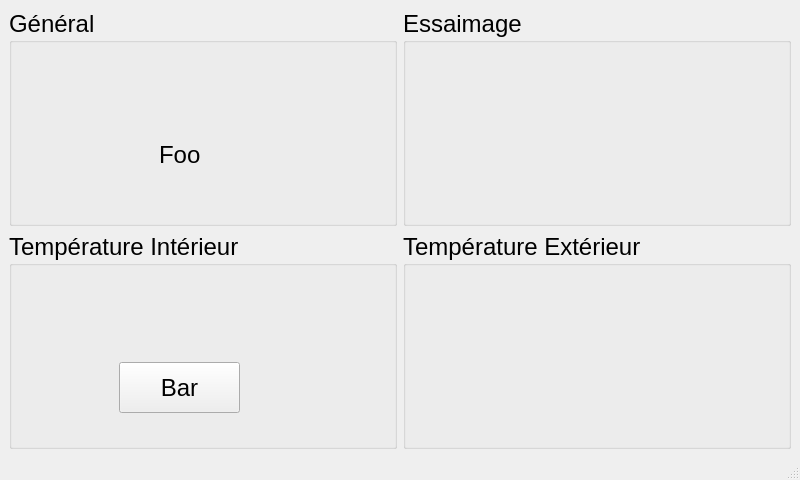
Above: mainwindow.ui from Melifox19/melivalise before the change. Below: the same form after it.
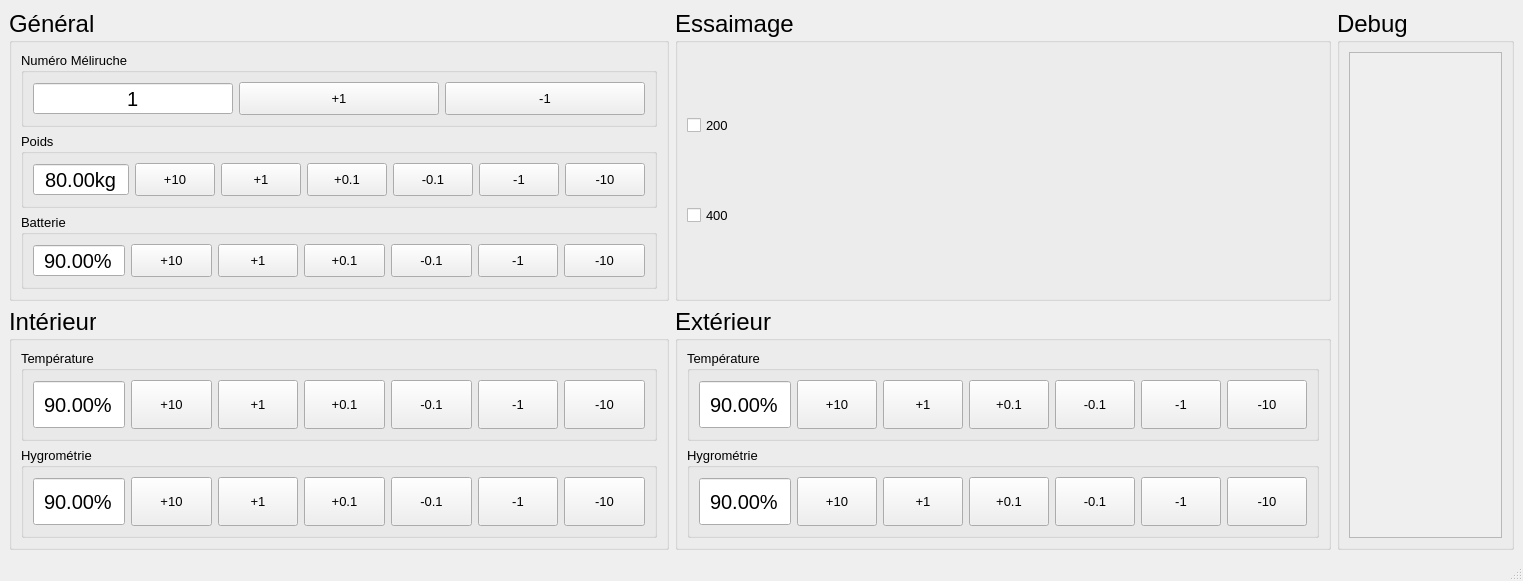
That is the form after the change.

Patch:
```diff
--- a/mainwindow.ui
+++ b/mainwindow.ui
@@ -6,8 +6,8 @@
    <rect>
     <x>0</x>
     <y>0</y>
-    <width>800</width>
-    <height>480</height>
+    <width>1523</width>
+    <height>581</height>
    </rect>
   </property>
   <property name="windowTitle">
@@ -15,6 +15,264 @@
   </property>
   <widget class="QWidget" name="centralwidget">
    <layout class="QGridLayout" name="gridLayout">
+    <item row="1" column="1">
+     <widget class="QGroupBox" name="gb_temperature_exterieur">
+      <property name="font">
+       <font>
+        <pointsize>18</pointsize>
+       </font>
+      </property>
+      <property name="title">
+       <string>Extérieur</string>
+      </property>
+      <layout class="QGridLayout" name="gridLayout_5">
+       <item row="0" column="0">
+        <widget class="QGroupBox" name="groupBox_7">
+         <property name="font">
+          <font>
+           <pointsize>10</pointsize>
+          </font>
+         </property>
+         <property name="title">
+          <string>Température</string>
+         </property>
+         <layout class="QHBoxLayout" name="horizontalLayout_6">
+          <item>
+           <widget class="QDoubleSpinBox" name="doubleSpinBox_5">
+            <property name="sizePolicy">
+             <sizepolicy hsizetype="Minimum" vsizetype="Minimum">
+              <horstretch>0</horstretch>
+              <verstretch>0</verstretch>
+             </sizepolicy>
+            </property>
+            <property name="font">
+             <font>
+              <pointsize>15</pointsize>
+             </font>
+            </property>
+            <property name="alignment">
+             <set>Qt::AlignCenter</set>
+            </property>
+            <property name="buttonSymbols">
+             <enum>QAbstractSpinBox::NoButtons</enum>
+            </property>
+            <property name="suffix">
+             <string>%</string>
+            </property>
+            <property name="maximum">
+             <double>100.000000000000000</double>
+            </property>
+            <property name="value">
+             <double>90.000000000000000</double>
+            </property>
+           </widget>
+          </item>
+          <item>
+           <widget class="QPushButton" name="pushButton_27">
+            <property name="sizePolicy">
+             <sizepolicy hsizetype="Minimum" vsizetype="Minimum">
+              <horstretch>0</horstretch>
+              <verstretch>0</verstretch>
+             </sizepolicy>
+            </property>
+            <property name="text">
+             <string>+10</string>
+            </property>
+           </widget>
+          </item>
+          <item>
+           <widget class="QPushButton" name="pushButton_28">
+            <property name="sizePolicy">
+             <sizepolicy hsizetype="Minimum" vsizetype="Minimum">
+              <horstretch>0</horstretch>
+              <verstretch>0</verstretch>
+             </sizepolicy>
+            </property>
+            <property name="text">
+             <string>+1</string>
+            </property>
+           </widget>
+          </item>
+          <item>
+           <widget class="QPushButton" name="pushButton_29">
+            <property name="sizePolicy">
+             <sizepolicy hsizetype="Minimum" vsizetype="Minimum">
+              <horstretch>0</horstretch>
+              <verstretch>0</verstretch>
+             </sizepolicy>
+            </property>
+            <property name="text">
+             <string>+0.1</string>
+            </property>
+           </widget>
+          </item>
+          <item>
+           <widget class="QPushButton" name="pushButton_30">
+            <property name="sizePolicy">
+             <sizepolicy hsizetype="Minimum" vsizetype="Minimum">
+              <horstretch>0</horstretch>
+              <verstretch>0</verstretch>
+             </sizepolicy>
+            </property>
+            <property name="text">
+             <string>-0.1</string>
+            </property>
+           </widget>
+          </item>
+          <item>
+           <widget class="QPushButton" name="pushButton_31">
+            <property name="sizePolicy">
+             <sizepolicy hsizetype="Minimum" vsizetype="Minimum">
+              <horstretch>0</horstretch>
+              <verstretch>0</verstretch>
+             </sizepolicy>
+            </property>
+            <property name="text">
+             <string>-1</string>
+            </property>
+           </widget>
+          </item>
+          <item>
+           <widget class="QPushButton" name="pushButton_32">
+            <property name="sizePolicy">
+             <sizepolicy hsizetype="Minimum" vsizetype="Minimum">
+              <horstretch>0</horstretch>
+              <verstretch>0</verstretch>
+             </sizepolicy>
+            </property>
+            <property name="text">
+             <string>-10</string>
+            </property>
+           </widget>
+          </item>
+         </layout>
+        </widget>
+       </item>
+       <item row="1" column="0">
+        <widget class="QGroupBox" name="groupBox_8">
+         <property name="font">
+          <font>
+           <pointsize>10</pointsize>
+          </font>
+         </property>
+         <property name="title">
+          <string>Hygrométrie</string>
+         </property>
+         <layout class="QHBoxLayout" name="horizontalLayout_7">
+          <item>
+           <widget class="QDoubleSpinBox" name="doubleSpinBox_6">
+            <property name="sizePolicy">
+             <sizepolicy hsizetype="Minimum" vsizetype="Minimum">
+              <horstretch>0</horstretch>
+              <verstretch>0</verstretch>
+             </sizepolicy>
+            </property>
+            <property name="font">
+             <font>
+              <pointsize>15</pointsize>
+             </font>
+            </property>
+            <property name="alignment">
+             <set>Qt::AlignCenter</set>
+            </property>
+            <property name="buttonSymbols">
+             <enum>QAbstractSpinBox::NoButtons</enum>
+            </property>
+            <property name="suffix">
+             <string>%</string>
+            </property>
+            <property name="maximum">
+             <double>100.000000000000000</double>
+            </property>
+            <property name="value">
+             <double>90.000000000000000</double>
+            </property>
+           </widget>
+          </item>
+          <item>
+           <widget class="QPushButton" name="pushButton_33">
+            <property name="sizePolicy">
+             <sizepolicy hsizetype="Minimum" vsizetype="Minimum">
+              <horstretch>0</horstretch>
+              <verstretch>0</verstretch>
+             </sizepolicy>
+            </property>
+            <property name="text">
+             <string>+10</string>
+            </property>
+           </widget>
+          </item>
+          <item>
+           <widget class="QPushButton" name="pushButton_34">
+            <property name="sizePolicy">
+             <sizepolicy hsizetype="Minimum" vsizetype="Minimum">
+              <horstretch>0</horstretch>
+              <verstretch>0</verstretch>
+             </sizepolicy>
+            </property>
+            <property name="text">
+             <string>+1</string>
+            </property>
+           </widget>
+          </item>
+          <item>
+           <widget class="QPushButton" name="pushButton_35">
+            <property name="sizePolicy">
+             <sizepolicy hsizetype="Minimum" vsizetype="Minimum">
+              <horstretch>0</horstretch>
+              <verstretch>0</verstretch>
+             </sizepolicy>
+            </property>
+            <property name="text">
+             <string>+0.1</string>
+            </property>
+           </widget>
+          </item>
+          <item>
+           <widget class="QPushButton" name="pushButton_36">
+            <property name="sizePolicy">
+             <sizepolicy hsizetype="Minimum" vsizetype="Minimum">
+              <horstretch>0</horstretch>
+              <verstretch>0</verstretch>
+             </sizepolicy>
+            </property>
+            <property name="text">
+             <string>-0.1</string>
+            </property>
+           </widget>
+          </item>
+          <item>
+           <widget class="QPushButton" name="pushButton_37">
+            <property name="sizePolicy">
+             <sizepolicy hsizetype="Minimum" vsizetype="Minimum">
+              <horstretch>0</horstretch>
+              <verstretch>0</verstretch>
+             </sizepolicy>
+            </property>
+            <property name="text">
+             <string>-1</string>
+            </property>
+           </widget>
+          </item>
+          <item>
+           <widget class="QPushButton" name="pushButton_38">
+            <property name="sizePolicy">
+             <sizepolicy hsizetype="Minimum" vsizetype="Minimum">
+              <horstretch>0</horstretch>
+              <verstretch>0</verstretch>
+             </sizepolicy>
+            </property>
+            <property name="text">
+             <string>-10</string>
+            </property>
+           </widget>
+          </item>
+         </layout>
+        </widget>
+       </item>
+      </layout>
+     </widget>
+    </item>
     <item row="0" column="1">
      <widget class="QGroupBox" name="gb_essaimage">
       <property name="font">
@@ -25,6 +283,32 @@
       <property name="title">
        <string>Essaimage</string>
       </property>
+      <layout class="QVBoxLayout" name="verticalLayout">
+       <item>
+        <widget class="QCheckBox" name="checkBox">
+         <property name="font">
+          <font>
+           <pointsize>10</pointsize>
+          </font>
+         </property>
+         <property name="text">
+          <string>200</string>
+         </property>
+        </widget>
+       </item>
+       <item>
+        <widget class="QCheckBox" name="checkBox_2">
+         <property name="font">
+          <font>
+           <pointsize>10</pointsize>
+          </font>
+         </property>
+         <property name="text">
+          <string>400</string>
+         </property>
+        </widget>
+       </item>
+      </layout>
      </widget>
     </item>
     <item row="0" column="0">
@@ -37,19 +321,328 @@
       <property name="title">
        <string>Général</string>
       </property>
-      <widget class="QLabel" name="label">
-       <property name="geometry">
-        <rect>
-         <x>150</x>
-         <y>120</y>
-         <width>131</width>
-         <height>51</height>
-        </rect>
-       </property>
-       <property name="text">
-        <string>Foo</string>
-       </property>
-      </widget>
+      <layout class="QGridLayout" name="gridLayout_2">
+       <item row="1" column="0">
+        <widget class="QGroupBox" name="groupBox_2">
+         <property name="font">
+          <font>
+           <pointsize>10</pointsize>
+          </font>
+         </property>
+         <property name="title">
+          <string>Poids</string>
+         </property>
+         <layout class="QHBoxLayout" name="horizontalLayout_3">
+          <item>
+           <widget class="QDoubleSpinBox" name="doubleSpinBox">
+            <property name="sizePolicy">
+             <sizepolicy hsizetype="Minimum" vsizetype="Minimum">
+              <horstretch>0</horstretch>
+              <verstretch>0</verstretch>
+             </sizepolicy>
+            </property>
+            <property name="font">
+             <font>
+              <pointsize>15</pointsize>
+             </font>
+            </property>
+            <property name="alignment">
+             <set>Qt::AlignCenter</set>
+            </property>
+            <property name="buttonSymbols">
+             <enum>QAbstractSpinBox::NoButtons</enum>
+            </property>
+            <property name="suffix">
+             <string>kg</string>
+            </property>
+            <property name="maximum">
+             <double>500.000000000000000</double>
+            </property>
+            <property name="value">
+             <double>80.000000000000000</double>
+            </property>
+           </widget>
+          </item>
+          <item>
+           <widget class="QPushButton" name="pushButton_3">
+            <property name="sizePolicy">
+             <sizepolicy hsizetype="Minimum" vsizetype="Minimum">
+              <horstretch>0</horstretch>
+              <verstretch>0</verstretch>
+             </sizepolicy>
+            </property>
+            <property name="text">
+             <string>+10</string>
+            </property>
+           </widget>
+          </item>
+          <item>
+           <widget class="QPushButton" name="pushButton_4">
+            <property name="sizePolicy">
+             <sizepolicy hsizetype="Minimum" vsizetype="Minimum">
+              <horstretch>0</horstretch>
+              <verstretch>0</verstretch>
+             </sizepolicy>
+            </property>
+            <property name="text">
+             <string>+1</string>
+            </property>
+           </widget>
+          </item>
+          <item>
+           <widget class="QPushButton" name="pushButton_7">
+            <property name="sizePolicy">
+             <sizepolicy hsizetype="Minimum" vsizetype="Minimum">
+              <horstretch>0</horstretch>
+              <verstretch>0</verstretch>
+             </sizepolicy>
+            </property>
+            <property name="text">
+             <string>+0.1</string>
+            </property>
+           </widget>
+          </item>
+          <item>
+           <widget class="QPushButton" name="pushButton_8">
+            <property name="sizePolicy">
+             <sizepolicy hsizetype="Minimum" vsizetype="Minimum">
+              <horstretch>0</horstretch>
+              <verstretch>0</verstretch>
+             </sizepolicy>
+            </property>
+            <property name="text">
+             <string>-0.1</string>
+            </property>
+           </widget>
+          </item>
+          <item>
+           <widget class="QPushButton" name="pushButton_5">
+            <property name="sizePolicy">
+             <sizepolicy hsizetype="Minimum" vsizetype="Minimum">
+              <horstretch>0</horstretch>
+              <verstretch>0</verstretch>
+             </sizepolicy>
+            </property>
+            <property name="text">
+             <string>-1</string>
+            </property>
+           </widget>
+          </item>
+          <item>
+           <widget class="QPushButton" name="pushButton_6">
+            <property name="sizePolicy">
+             <sizepolicy hsizetype="Minimum" vsizetype="Minimum">
+              <horstretch>0</horstretch>
+              <verstretch>0</verstretch>
+             </sizepolicy>
+            </property>
+            <property name="text">
+             <string>-10</string>
+            </property>
+           </widget>
+          </item>
+         </layout>
+        </widget>
+       </item>
+       <item row="2" column="0">
+        <widget class="QGroupBox" name="groupBox_3">
+         <property name="font">
+          <font>
+           <pointsize>10</pointsize>
+          </font>
+         </property>
+         <property name="title">
+          <string>Batterie</string>
+         </property>
+         <layout class="QHBoxLayout" name="horizontalLayout_2">
+          <item>
+           <widget class="QDoubleSpinBox" name="doubleSpinBox_2">
+            <property name="sizePolicy">
+             <sizepolicy hsizetype="Minimum" vsizetype="Minimum">
+              <horstretch>0</horstretch>
+              <verstretch>0</verstretch>
+             </sizepolicy>
+            </property>
+            <property name="font">
+             <font>
+              <pointsize>15</pointsize>
+             </font>
+            </property>
+            <property name="alignment">
+             <set>Qt::AlignCenter</set>
+            </property>
+            <property name="buttonSymbols">
+             <enum>QAbstractSpinBox::NoButtons</enum>
+            </property>
+            <property name="suffix">
+             <string>%</string>
+            </property>
+            <property name="maximum">
+             <double>100.000000000000000</double>
+            </property>
+            <property name="value">
+             <double>90.000000000000000</double>
+            </property>
+           </widget>
+          </item>
+          <item>
+           <widget class="QPushButton" name="pushButton_9">
+            <property name="sizePolicy">
+             <sizepolicy hsizetype="Minimum" vsizetype="Minimum">
+              <horstretch>0</horstretch>
+              <verstretch>0</verstretch>
+             </sizepolicy>
+            </property>
+            <property name="text">
+             <string>+10</string>
+            </property>
+           </widget>
+          </item>
+          <item>
+           <widget class="QPushButton" name="pushButton_10">
+            <property name="sizePolicy">
+             <sizepolicy hsizetype="Minimum" vsizetype="Minimum">
+              <horstretch>0</horstretch>
+              <verstretch>0</verstretch>
+             </sizepolicy>
+            </property>
+            <property name="text">
+             <string>+1</string>
+            </property>
+           </widget>
+          </item>
+          <item>
+           <widget class="QPushButton" name="pushButton_11">
+            <property name="sizePolicy">
+             <sizepolicy hsizetype="Minimum" vsizetype="Minimum">
+              <horstretch>0</horstretch>
+              <verstretch>0</verstretch>
+             </sizepolicy>
+            </property>
+            <property name="text">
+             <string>+0.1</string>
+            </property>
+           </widget>
+          </item>
+          <item>
+           <widget class="QPushButton" name="pushButton_12">
+            <property name="sizePolicy">
+             <sizepolicy hsizetype="Minimum" vsizetype="Minimum">
+              <horstretch>0</horstretch>
+              <verstretch>0</verstretch>
+             </sizepolicy>
+            </property>
+            <property name="text">
+             <string>-0.1</string>
+            </property>
+           </widget>
+          </item>
+          <item>
+           <widget class="QPushButton" name="pushButton_13">
+            <property name="sizePolicy">
+             <sizepolicy hsizetype="Minimum" vsizetype="Minimum">
+              <horstretch>0</horstretch>
+              <verstretch>0</verstretch>
+             </sizepolicy>
+            </property>
+            <property name="text">
+             <string>-1</string>
+            </property>
+           </widget>
+          </item>
+          <item>
+           <widget class="QPushButton" name="pushButton_14">
+            <property name="sizePolicy">
+             <sizepolicy hsizetype="Minimum" vsizetype="Minimum">
+              <horstretch>0</horstretch>
+              <verstretch>0</verstretch>
+             </sizepolicy>
+            </property>
+            <property name="text">
+             <string>-10</string>
+            </property>
+           </widget>
+          </item>
+         </layout>
+        </widget>
+       </item>
+       <item row="0" column="0">
+        <widget class="QGroupBox" name="groupBox">
+         <property name="font">
+          <font>
+           <pointsize>10</pointsize>
+          </font>
+         </property>
+         <property name="title">
+          <string>Numéro Méliruche</string>
+         </property>
+         <layout class="QHBoxLayout" name="horizontalLayout">
+          <item>
+           <widget class="QSpinBox" name="spinBox">
+            <property name="sizePolicy">
+             <sizepolicy hsizetype="Minimum" vsizetype="Minimum">
+              <horstretch>0</horstretch>
+              <verstretch>0</verstretch>
+             </sizepolicy>
+            </property>
+            <property name="font">
+             <font>
+              <pointsize>15</pointsize>
+             </font>
+            </property>
+            <property name="frame">
+             <bool>true</bool>
+            </property>
+            <property name="alignment">
+             <set>Qt::AlignCenter</set>
+            </property>
+            <property name="readOnly">
+             <bool>true</bool>
+            </property>
+            <property name="buttonSymbols">
+             <enum>QAbstractSpinBox::NoButtons</enum>
+            </property>
+            <property name="keyboardTracking">
+             <bool>true</bool>
+            </property>
+            <property name="minimum">
+             <number>1</number>
+            </property>
+            <property name="maximum">
+             <number>8</number>
+            </property>
+           </widget>
+          </item>
+          <item>
+           <widget class="QPushButton" name="pushButton">
+            <property name="sizePolicy">
+             <sizepolicy hsizetype="Minimum" vsizetype="Minimum">
+              <horstretch>0</horstretch>
+              <verstretch>0</verstretch>
+             </sizepolicy>
+            </property>
+            <property name="text">
+             <string>+1</string>
+            </property>
+           </widget>
+          </item>
+          <item>
+           <widget class="QPushButton" name="pushButton_2">
+            <property name="sizePolicy">
+             <sizepolicy hsizetype="Minimum" vsizetype="Minimum">
+              <horstretch>0</horstretch>
+              <verstretch>0</verstretch>
+             </sizepolicy>
+            </property>
+            <property name="text">
+             <string>-1</string>
+            </property>
+           </widget>
+          </item>
+         </layout>
+        </widget>
+       </item>
+      </layout>
      </widget>
     </item>
     <item row="1" column="0">
@@ -63,33 +656,285 @@
        <string notr="true"/>
       </property>
       <property name="title">
-       <string>Température Intérieur</string>
+       <string>Intérieur</string>
       </property>
-      <widget class="QPushButton" name="pushButton">
-       <property name="geometry">
-        <rect>
-         <x>110</x>
-         <y>130</y>
-         <width>121</width>
-         <height>51</height>
-        </rect>
-       </property>
-       <property name="text">
-        <string>Bar</string>
-       </property>
-      </widget>
+      <layout class="QGridLayout" name="gridLayout_4">
+       <item row="0" column="0">
+        <widget class="QGroupBox" name="groupBox_5">
+         <property name="font">
+          <font>
+           <pointsize>10</pointsize>
+          </font>
+         </property>
+         <property name="title">
+          <string>Température</string>
+         </property>
+         <layout class="QHBoxLayout" name="horizontalLayout_4">
+          <item>
+           <widget class="QDoubleSpinBox" name="doubleSpinBox_3">
+            <property name="sizePolicy">
+             <sizepolicy hsizetype="Minimum" vsizetype="Minimum">
+              <horstretch>0</horstretch>
+              <verstretch>0</verstretch>
+             </sizepolicy>
+            </property>
+            <property name="font">
+             <font>
+              <pointsize>15</pointsize>
+             </font>
+            </property>
+            <property name="alignment">
+             <set>Qt::AlignCenter</set>
+            </property>
+            <property name="buttonSymbols">
+             <enum>QAbstractSpinBox::NoButtons</enum>
+            </property>
+            <property name="suffix">
+             <string>%</string>
+            </property>
+            <property name="maximum">
+             <double>100.000000000000000</double>
+            </property>
+            <property name="value">
+             <double>90.000000000000000</double>
+            </property>
+           </widget>
+          </item>
+          <item>
+           <widget class="QPushButton" name="pushButton_15">
+            <property name="sizePolicy">
+             <sizepolicy hsizetype="Minimum" vsizetype="Minimum">
+              <horstretch>0</horstretch>
+              <verstretch>0</verstretch>
+             </sizepolicy>
+            </property>
+            <property name="text">
+             <string>+10</string>
+            </property>
+           </widget>
+          </item>
+          <item>
+           <widget class="QPushButton" name="pushButton_16">
+            <property name="sizePolicy">
+             <sizepolicy hsizetype="Minimum" vsizetype="Minimum">
+              <horstretch>0</horstretch>
+              <verstretch>0</verstretch>
+             </sizepolicy>
+            </property>
+            <property name="text">
+             <string>+1</string>
+            </property>
+           </widget>
+          </item>
+          <item>
+           <widget class="QPushButton" name="pushButton_17">
+            <property name="sizePolicy">
+             <sizepolicy hsizetype="Minimum" vsizetype="Minimum">
+              <horstretch>0</horstretch>
+              <verstretch>0</verstretch>
+             </sizepolicy>
+            </property>
+            <property name="text">
+             <string>+0.1</string>
+            </property>
+           </widget>
+          </item>
+          <item>
+           <widget class="QPushButton" name="pushButton_18">
+            <property name="sizePolicy">
+             <sizepolicy hsizetype="Minimum" vsizetype="Minimum">
+              <horstretch>0</horstretch>
+              <verstretch>0</verstretch>
+             </sizepolicy>
+            </property>
+            <property name="text">
+             <string>-0.1</string>
+            </property>
+           </widget>
+          </item>
+          <item>
+           <widget class="QPushButton" name="pushButton_19">
+            <property name="sizePolicy">
+             <sizepolicy hsizetype="Minimum" vsizetype="Minimum">
+              <horstretch>0</horstretch>
+              <verstretch>0</verstretch>
+             </sizepolicy>
+            </property>
+            <property name="text">
+             <string>-1</string>
+            </property>
+           </widget>
+          </item>
+          <item>
+           <widget class="QPushButton" name="pushButton_20">
+            <property name="sizePolicy">
+             <sizepolicy hsizetype="Minimum" vsizetype="Minimum">
+              <horstretch>0</horstretch>
+              <verstretch>0</verstretch>
+             </sizepolicy>
+            </property>
+            <property name="text">
+             <string>-10</string>
+            </property>
+           </widget>
+          </item>
+         </layout>
+        </widget>
+       </item>
+       <item row="1" column="0">
+        <widget class="QGroupBox" name="groupBox_6">
+         <property name="font">
+          <font>
+           <pointsize>10</pointsize>
+          </font>
+         </property>
+         <property name="title">
+          <string>Hygrométrie</string>
+         </property>
+         <layout class="QHBoxLayout" name="horizontalLayout_5">
+          <item>
+           <widget class="QDoubleSpinBox" name="doubleSpinBox_4">
+            <property name="sizePolicy">
+             <sizepolicy hsizetype="Minimum" vsizetype="Minimum">
+              <horstretch>0</horstretch>
+              <verstretch>0</verstretch>
+             </sizepolicy>
+            </property>
+            <property name="font">
+             <font>
+              <pointsize>15</pointsize>
+             </font>
+            </property>
+            <property name="alignment">
+             <set>Qt::AlignCenter</set>
+            </property>
+            <property name="buttonSymbols">
+             <enum>QAbstractSpinBox::NoButtons</enum>
+            </property>
+            <property name="suffix">
+             <string>%</string>
+            </property>
+            <property name="maximum">
+             <double>100.000000000000000</double>
+            </property>
+            <property name="value">
+             <double>90.000000000000000</double>
+            </property>
+           </widget>
+          </item>
+          <item>
+           <widget class="QPushButton" name="pushButton_21">
+            <property name="sizePolicy">
+             <sizepolicy hsizetype="Minimum" vsizetype="Minimum">
+              <horstretch>0</horstretch>
+              <verstretch>0</verstretch>
+             </sizepolicy>
+            </property>
+            <property name="text">
+             <string>+10</string>
+            </property>
+           </widget>
+          </item>
+          <item>
+           <widget class="QPushButton" name="pushButton_22">
+            <property name="sizePolicy">
+             <sizepolicy hsizetype="Minimum" vsizetype="Minimum">
+              <horstretch>0</horstretch>
+              <verstretch>0</verstretch>
+             </sizepolicy>
+            </property>
+            <property name="text">
+             <string>+1</string>
+            </property>
+           </widget>
+          </item>
+          <item>
+           <widget class="QPushButton" name="pushButton_23">
+            <property name="sizePolicy">
+             <sizepolicy hsizetype="Minimum" vsizetype="Minimum">
+              <horstretch>0</horstretch>
+              <verstretch>0</verstretch>
+             </sizepolicy>
+            </property>
+            <property name="text">
+             <string>+0.1</string>
+            </property>
+           </widget>
+          </item>
+          <item>
+           <widget class="QPushButton" name="pushButton_24">
+            <property name="sizePolicy">
+             <sizepolicy hsizetype="Minimum" vsizetype="Minimum">
+              <horstretch>0</horstretch>
+              <verstretch>0</verstretch>
+             </sizepolicy>
+            </property>
+            <property name="text">
+             <string>-0.1</string>
+            </property>
+           </widget>
+          </item>
+          <item>
+           <widget class="QPushButton" name="pushButton_25">
+            <property name="sizePolicy">
+             <sizepolicy hsizetype="Minimum" vsizetype="Minimum">
+              <horstretch>0</horstretch>
+              <verstretch>0</verstretch>
+             </sizepolicy>
+            </property>
+            <property name="text">
+             <string>-1</string>
+            </property>
+           </widget>
+          </item>
+          <item>
+           <widget class="QPushButton" name="pushButton_26">
+            <property name="sizePolicy">
+             <sizepolicy hsizetype="Minimum" vsizetype="Minimum">
+              <horstretch>0</horstretch>
+              <verstretch>0</verstretch>
+             </sizepolicy>
+            </property>
+            <property name="text">
+             <string>-10</string>
+            </property>
+           </widget>
+          </item>
+         </layout>
+        </widget>
+       </item>
+      </layout>
      </widget>
     </item>
-    <item row="1" column="1">
-     <widget class="QGroupBox" name="gb_temperature_exterieur">
+    <item row="0" column="2" rowspan="2">
+     <widget class="QGroupBox" name="groupBox_4">
       <property name="font">
        <font>
         <pointsize>18</pointsize>
        </font>
       </property>
       <property name="title">
-       <string>Température Extérieur</string>
+       <string>Debug</string>
       </property>
+      <layout class="QGridLayout" name="gridLayout_3">
+       <item row="0" column="0">
+        <widget class="QScrollArea" name="scrollArea">
+         <property name="widgetResizable">
+          <bool>true</bool>
+         </property>
+         <widget class="QWidget" name="scrollAreaWidgetContents">
+          <property name="geometry">
+           <rect>
+            <x>0</x>
+            <y>0</y>
+            <width>87</width>
+            <height>463</height>
+           </rect>
+          </property>
+         </widget>
+        </widget>
+       </item>
+      </layout>
      </widget>
     </item>
    </layout>
```
Left out of the diff: 2 changed lines with no effect on the pictures.
